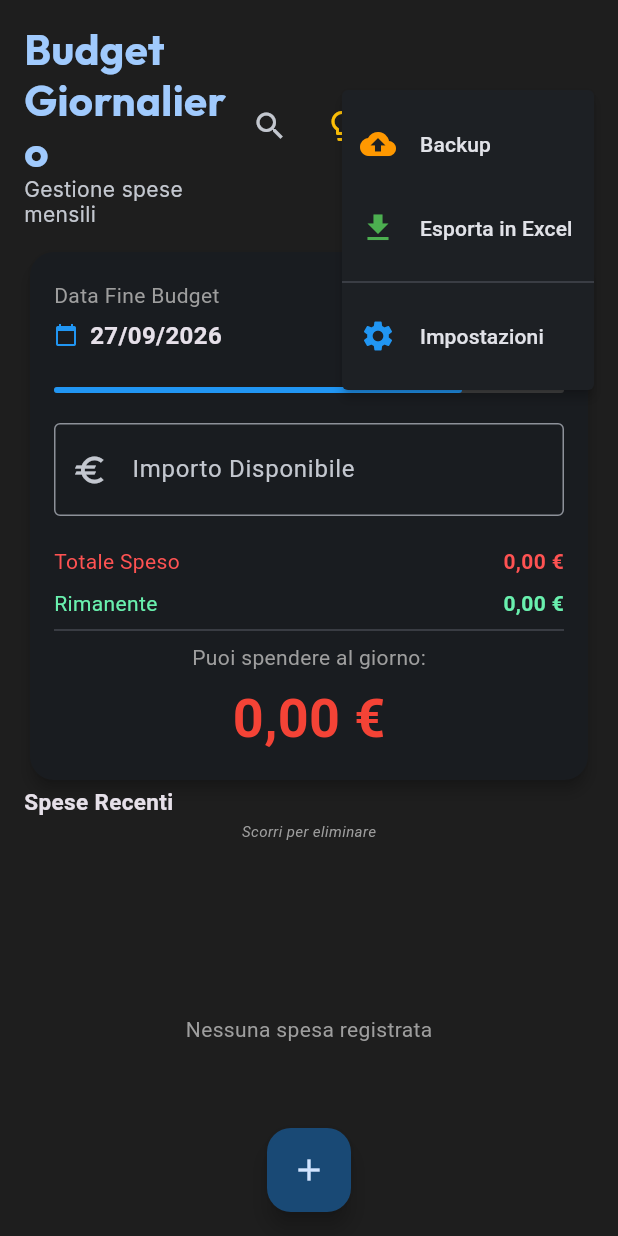
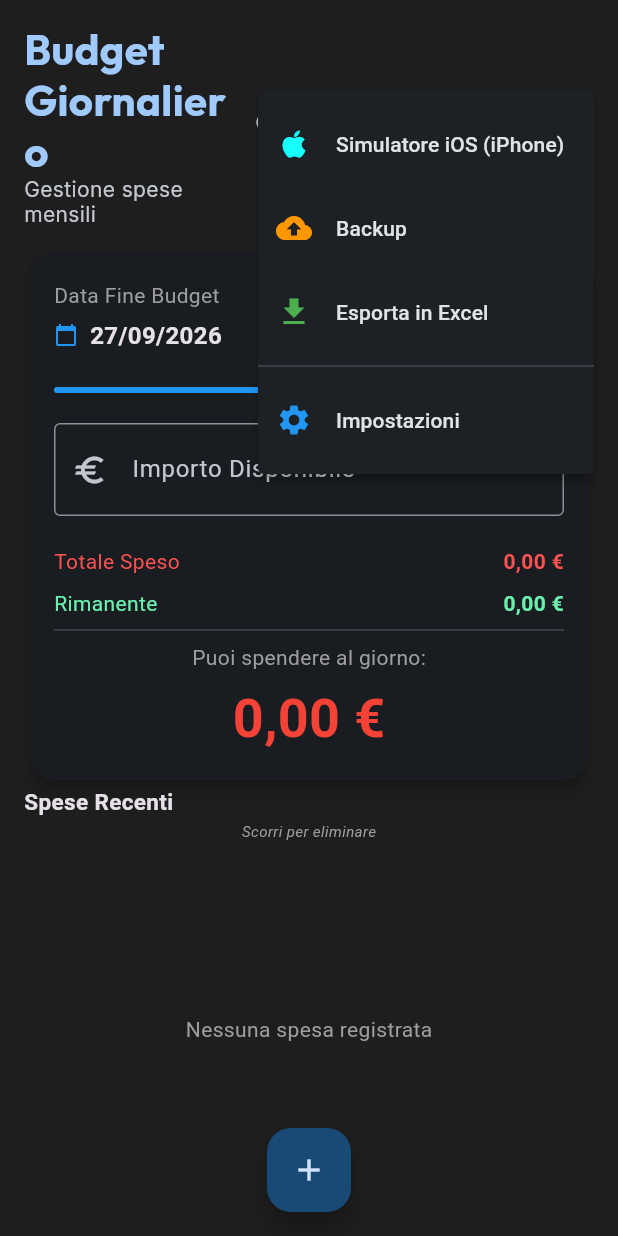
Before and after one commit to losciuto/budget-giornaliero, a Flutter app: the screen it shows after launch, after a tap on the "more vert" icon, on a phone screen of 412 x 824 dp. Run offline on Flutter 3.47's test engine with Material 3 defaults, Android fonts, the light colour scheme and no system bars; our stand-ins replace file_picker, fl_chart, flutter_local_notifications, google_fonts, image_picker, permission_handler and 2 more; missing offline and left inert: excel, google_mlkit_text_recognition, local_notifier.

Commit message:
Add iOS preview mode, simulator frame, launch script, CI workflow

```diff
--- a/flutter_app/lib/backup_manager.dart
+++ b/flutter_app/lib/backup_manager.dart
@@ -77,7 +77,7 @@ class BackupManager {
         return file.path;
       } else {
         // Desktop: chiedi all'utente dove salvare
-        final result = await FilePicker.platform.saveFile(
+        final result = await FilePicker.saveFile(
           dialogTitle: AppStrings.get(context, 'save_backup_dialog'),
           fileName: fileName,
           type: FileType.custom,
@@ -99,7 +99,7 @@ class BackupManager {
   /// Carica un backup da file
   static Future<Map<String, dynamic>?> loadBackupFromFile(BuildContext context) async {
     try {
-      FilePickerResult? result = await FilePicker.platform.pickFiles(
+      FilePickerResult? result = await FilePicker.pickFiles(
         type: FileType.custom,
         allowedExtensions: ['json'],
         dialogTitle: AppStrings.get(context, 'select_backup_dialog'),
--- a/flutter_app/lib/main.dart
+++ b/flutter_app/lib/main.dart
@@ -1,4 +1,5 @@
 import 'dart:io' show Platform;
+import 'package:flutter/foundation.dart';
 import 'package:flutter/material.dart';
 import 'package:flutter/services.dart';
 import 'package:flutter_localizations/flutter_localizations.dart';
@@ -17,9 +18,17 @@ import 'services/excel_service.dart';
 import 'services/notification_service.dart';
 import 'widgets/add_expense_dialog.dart';
 import 'screens/periodic_reports_screen.dart';
+import 'widgets/ios_simulator_frame.dart';
 
-void main() async {
+void main(List<String> args) async {
   WidgetsFlutterBinding.ensureInitialized();
+
+  final bool simulateIOS = args.contains('--ios') ||
+      const bool.fromEnvironment('SIMULATE_IOS', defaultValue: false);
+
+  if (simulateIOS && kDebugMode) {
+    debugDefaultTargetPlatformOverride = TargetPlatform.iOS;
+  }
 
   if (Platform.isWindows || Platform.isLinux) {
     await localNotifier.setup(
@@ -29,7 +38,7 @@ void main() async {
   }
 
   tz.initializeTimeZones();
-  runApp(const BudgetApp());
+  runApp(BudgetApp(initialSimulateIOS: simulateIOS));
 }
 
 // Intent classes for keyboard shortcuts
@@ -63,8 +72,31 @@ class _RefreshIntent extends Intent {
 
 // AppStrings moved to app_strings.dart
 
-class BudgetApp extends StatelessWidget {
-  const BudgetApp({super.key});
+class BudgetApp extends StatefulWidget {
+  final bool initialSimulateIOS;
+  const BudgetApp({super.key, this.initialSimulateIOS = false});
+
+  @override
+  State<BudgetApp> createState() => _BudgetAppState();
+}
+
+class _BudgetAppState extends State<BudgetApp> {
+  late bool _isIOSMode;
+
+  @override
+  void initState() {
+    super.initState();
+    _isIOSMode = widget.initialSimulateIOS;
+  }
+
+  void _toggleIOSMode() {
+    setState(() {
+      _isIOSMode = !_isIOSMode;
+      if (kDebugMode) {
+        debugDefaultTargetPlatformOverride = _isIOSMode ? TargetPlatform.iOS : null;
+      }
+    });
+  }
 
   @override
   Widget build(BuildContext context) {
@@ -74,6 +106,7 @@ class BudgetApp extends StatelessWidget {
       theme: ThemeData(
         useMaterial3: true,
         brightness: Brightness.dark,
+        platform: _isIOSMode ? TargetPlatform.iOS : null,
         colorScheme: ColorScheme.fromSeed(
           seedColor: const Color(0xFF2196F3),
           brightness: Brightness.dark,
@@ -90,13 +123,27 @@ class BudgetApp extends StatelessWidget {
         Locale('it', 'IT'),
         Locale('en', 'US'),
       ],
-      home: const BudgetHomeScreen(),
+      home: IosSimulatorFrame(
+        isSimulated: _isIOSMode,
+        onToggleMode: _toggleIOSMode,
+        child: BudgetHomeScreen(
+          isIOSMode: _isIOSMode,
+          onToggleIOSMode: _toggleIOSMode,
+        ),
+      ),
     );
   }
 }
 
 class BudgetHomeScreen extends StatefulWidget {
-  const BudgetHomeScreen({super.key});
+  final bool isIOSMode;
+  final VoidCallback? onToggleIOSMode;
+
+  const BudgetHomeScreen({
+    super.key,
+    this.isIOSMode = false,
+    this.onToggleIOSMode,
+  });
 
   @override
   State<BudgetHomeScreen> createState() => _BudgetHomeScreenState();
@@ -805,6 +852,9 @@ class _BudgetHomeScreenState extends State<BudgetHomeScreen> {
                     tooltip: 'Menu',
                     onSelected: (value) {
                       switch (value) {
+                        case 'toggle_ios':
+                          widget.onToggleIOSMode?.call();
+                          break;
                         case 'backup':
                           _showBackupDialog();
                           break;
@@ -817,6 +867,17 @@ class _BudgetHomeScreenState extends State<BudgetHomeScreen> {
                       }
                     },
                     itemBuilder: (BuildContext context) => <PopupMenuEntry<String>>[
+                      PopupMenuItem<String>(
+                        value: 'toggle_ios',
+                        child: ListTile(
+                          leading: Icon(
+                            widget.isIOSMode ? Icons.desktop_windows : Icons.apple,
+                            color: Colors.cyanAccent,
+                          ),
+                          title: Text(widget.isIOSMode ? 'Modalità Desktop' : 'Simulatore iOS (iPhone)'),
+                          contentPadding: EdgeInsets.zero,
+                        ),
+                      ),
                       PopupMenuItem<String>(
                         value: 'backup',
                         child: ListTile(
--- a/flutter_app/lib/services/notification_service.dart
+++ b/flutter_app/lib/services/notification_service.dart
@@ -15,10 +15,19 @@ class NotificationService {
     if (Platform.isAndroid || Platform.isIOS) {
       const AndroidInitializationSettings initializationSettingsAndroid =
           AndroidInitializationSettings('@mipmap/ic_launcher');
+      const DarwinInitializationSettings initializationSettingsDarwin =
+          DarwinInitializationSettings(
+        requestAlertPermission: true,
+        requestBadgePermission: true,
+        requestSoundPermission: true,
+      );
       const InitializationSettings initializationSettings =
-          InitializationSettings(android: initializationSettingsAndroid);
+          InitializationSettings(
+        android: initializationSettingsAndroid,
+        iOS: initializationSettingsDarwin,
+      );
 
-      await _mobilePlugin.initialize(initializationSettings);
+      await _mobilePlugin.initialize(settings: initializationSettings);
     }
     // Desktop initialization is handled in main()
   }
@@ -34,20 +43,25 @@ class NotificationService {
       return;
     }
 
-    // Android: Schedule daily notification
-    if (Platform.isAndroid) {
+    // Android & iOS: Schedule daily notification
+    if (Platform.isAndroid || Platform.isIOS) {
       await _mobilePlugin.zonedSchedule(
-        0,
-        title,
-        body,
-        _nextInstanceOf9AM(),
-        const NotificationDetails(
+        id: 0,
+        title: title,
+        body: body,
+        scheduledDate: _nextInstanceOf9AM(),
+        notificationDetails: const NotificationDetails(
           android: AndroidNotificationDetails(
             'daily_budget_channel',
             'Daily Budget Notifications',
             channelDescription: 'Daily reminder of available budget',
             importance: Importance.max,
             priority: Priority.high,
+          ),
+          iOS: DarwinNotificationDetails(
+            presentAlert: true,
+            presentBadge: true,
+            presentSound: true,
           ),
         ),
         androidScheduleMode: AndroidScheduleMode.exactAllowWhileIdle,
@@ -85,7 +99,7 @@ class NotificationService {
 
   /// Cancel all scheduled notifications
   Future<void> cancelAll() async {
-    if (Platform.isAndroid) {
+    if (Platform.isAndroid || Platform.isIOS) {
       await _mobilePlugin.cancelAll();
     }
   }
--- /dev/null
+++ b/flutter_app/lib/widgets/ios_simulator_frame.dart
@@ -0,0 +1,248 @@
+import 'dart:io' show Platform;
+import 'package:flutter/foundation.dart';
+import 'package:flutter/material.dart';
+import 'package:intl/intl.dart';
+
+/// Wraps the application with an authentic iPhone 16 Pro frame
+/// when running in iOS preview mode on desktop or web platforms.
+class IosSimulatorFrame extends StatefulWidget {
+  final Widget child;
+  final bool isSimulated;
+  final VoidCallback? onToggleMode;
+
+  const IosSimulatorFrame({
+    super.key,
+    required this.child,
+    this.isSimulated = true,
+    this.onToggleMode,
+  });
+
+  @override
+  State<IosSimulatorFrame> createState() => _IosSimulatorFrameState();
+}
+
+class _IosSimulatorFrameState extends State<IosSimulatorFrame> {
+  bool _showFrame = true;
+
+  @override
+  Widget build(BuildContext context) {
+    // On real iOS or Android devices, never render the outer simulator frame
+    if (!kIsWeb && (Platform.isAndroid || Platform.isIOS)) {
+      return widget.child;
+    }
+
+    if (!widget.isSimulated || !_showFrame) {
+      return Stack(
+        children: [
+          widget.child,
+          if (widget.isSimulated)
+            Positioned(
+              top: 8,
+              right: 8,
+              child: SafeArea(
+                child: Material(
+                  color: Colors.black54,
+                  borderRadius: BorderRadius.circular(20),
+                  child: IconButton(
+                    icon: const Icon(Icons.phone_iphone, color: Colors.white, size: 20),
+                    tooltip: 'Mostra cornice iPhone',
+                    onPressed: () => setState(() => _showFrame = true),
+                  ),
+                ),
+              ),
+            ),
+        ],
+      );
+    }
+
+    final currentTimeStr = DateFormat('HH:mm').format(DateTime.now());
+
+    // iPhone 16 Pro dimensions: 393 x 852 pt
+    const double phoneWidth = 393.0;
+    const double phoneHeight = 852.0;
+    const double cornerRadius = 48.0;
+
+    return Scaffold(
+      backgroundColor: const Color(0xFF0F0F12),
+      body: SafeArea(
+        child: Column(
+          children: [
+            // Top iOS Simulator Toolbar
+            Container(
+              padding: const EdgeInsets.symmetric(horizontal: 16, vertical: 8),
+              decoration: const BoxDecoration(
+                color: Color(0xFF1C1C1E),
+                border: Border(
+                  bottom: BorderSide(color: Color(0xFF2C2C2E), width: 1),
+                ),
+              ),
+              child: Row(
+                children: [
+                  const Icon(Icons.apple, color: Colors.white, size: 20),
+                  const SizedBox(width: 8),
+                  const Text(
+                    'Simulatore iOS (iPhone 16 Pro • iOS 18)',
+                    style: TextStyle(
+                      color: Colors.white,
+                      fontSize: 13,
+                      fontWeight: FontWeight.w600,
+                    ),
+                  ),
+                  const Spacer(),
+                  // Toggle Fullscreen / Frame
+                  TextButton.icon(
+                    style: TextButton.styleFrom(
+                      foregroundColor: Colors.white70,
+                      padding: const EdgeInsets.symmetric(horizontal: 10, vertical: 4),
+                    ),
+                    icon: const Icon(Icons.fullscreen, size: 18),
+                    label: const Text('Schermo intero', style: TextStyle(fontSize: 12)),
+                    onPressed: () => setState(() => _showFrame = false),
+                  ),
+                ],
+              ),
+            ),
+
+            // Centered iPhone frame area
+            Expanded(
+              child: Center(
+                child: SingleChildScrollView(
+                  padding: const EdgeInsets.symmetric(vertical: 16),
+                  child: Container(
+                    width: phoneWidth,
+                    height: phoneHeight,
+                    decoration: BoxDecoration(
+                      color: Colors.black,
+                      borderRadius: BorderRadius.circular(cornerRadius),
+                      border: Border.all(
+                        color: const Color(0xFF38383A),
+                        width: 10.0,
+                      ),
+                      boxShadow: [
+                        BoxShadow(
+                          color: Colors.black.withValues(alpha: 0.6),
+                          blurRadius: 30,
+                          spreadRadius: 8,
+                          offset: const Offset(0, 10),
+                        ),
+                        BoxShadow(
+                          color: const Color(0xFF2196F3).withValues(alpha: 0.15),
+                          blurRadius: 40,
+                          spreadRadius: 2,
+                        ),
+                      ],
+                    ),
+                    child: ClipRRect(
+                      borderRadius: BorderRadius.circular(cornerRadius - 10),
+                      child: Stack(
+                        children: [
+                          // App Content with iOS Safe Area padding
+                          Positioned.fill(
+                            child: Padding(
+                              padding: const EdgeInsets.only(top: 48, bottom: 20),
+                              child: widget.child,
+                            ),
+                          ),
+
+                          // iOS Status Bar
+                          Positioned(
+                            top: 0,
+                            left: 0,
+                            right: 0,
+                            height: 48,
+                            child: Padding(
+                              padding: const EdgeInsets.symmetric(horizontal: 24),
+                              child: Row(
+                                mainAxisAlignment: MainAxisAlignment.spaceBetween,
+                                crossAxisAlignment: CrossAxisAlignment.center,
+                                children: [
+                                  // Time (left)
+                                  Text(
+                                    currentTimeStr,
+                                    style: const TextStyle(
+                                      color: Colors.white,
+                                      fontSize: 14,
+                                      fontWeight: FontWeight.w600,
+                                      letterSpacing: -0.2,
+                                    ),
+                                  ),
+                                  // Signal / Wifi / Battery (right)
+                                  const Row(
+                                    mainAxisSize: MainAxisSize.min,
+                                    children: [
+                                      Icon(Icons.signal_cellular_4_bar, color: Colors.white, size: 14),
+                                      SizedBox(width: 4),
+                                      Icon(Icons.wifi, color: Colors.white, size: 14),
+                                      SizedBox(width: 5),
+                                      Icon(Icons.battery_full, color: Colors.white, size: 16),
+                                    ],
+                                  ),
+                                ],
+                              ),
+                            ),
+                          ),
+
+                          // Dynamic Island (Centered Pill)
+                          Positioned(
+                            top: 10,
+                            left: 0,
+                            right: 0,
+                            child: Center(
+                              child: Container(
+                                width: 110,
+                                height: 30,
+                                decoration: BoxDecoration(
+                                  color: Colors.black,
+                                  borderRadius: BorderRadius.circular(20),
+                                  border: Border.all(
+                                    color: const Color(0xFF1E1E1E),
+                                    width: 1,
+                                  ),
+                                ),
+                                child: Row(
+                                  mainAxisAlignment: MainAxisAlignment.end,
+                                  children: [
+                                    Container(
+                                      margin: const EdgeInsets.only(right: 12),
+                                      width: 10,
+                                      height: 10,
+                                      decoration: const BoxDecoration(
+                                        color: Color(0xFF0C1021),
+                                        shape: BoxShape.circle,
+                                      ),
+                                    ),
+                                  ],
+                                ),
+                              ),
+                            ),
+                          ),
+
+                          // iOS Home Indicator (Bottom Pill)
+                          Positioned(
+                            bottom: 6,
+                            left: 0,
+                            right: 0,
+                            child: Center(
+                              child: Container(
+                                width: 135,
+                                height: 5,
+                                decoration: BoxDecoration(
+                                  color: Colors.white.withValues(alpha: 0.6),
+                                  borderRadius: BorderRadius.circular(10),
+                                ),
+                              ),
+                            ),
+                          ),
+                        ],
+                      ),
+                    ),
+                  ),
+                ),
+              ),
+            ),
+          ],
+        ),
+      ),
+    );
+  }
+}
```
Also changed, not shown: flutter_app/pubspec.yaml (+6 -6 lines), flutter_app/pubspec.lock, 58 other files.
